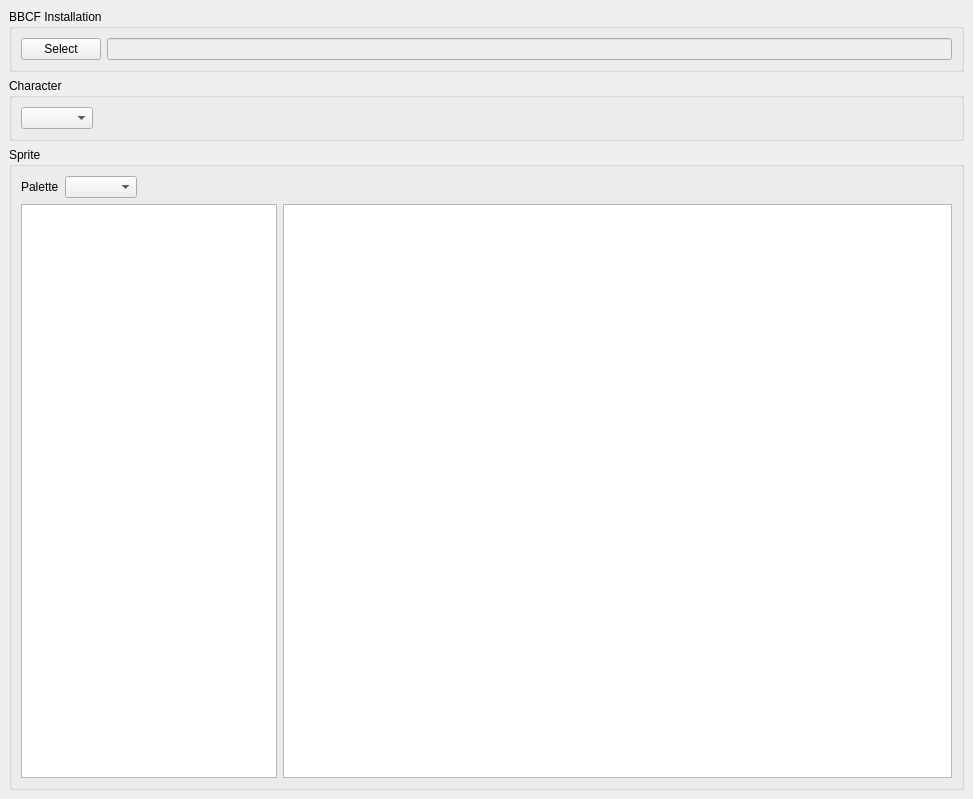
Above: bbsed/ui/mainwindow.ui from slacknate/bbsed before the change. Below: the same form after it.
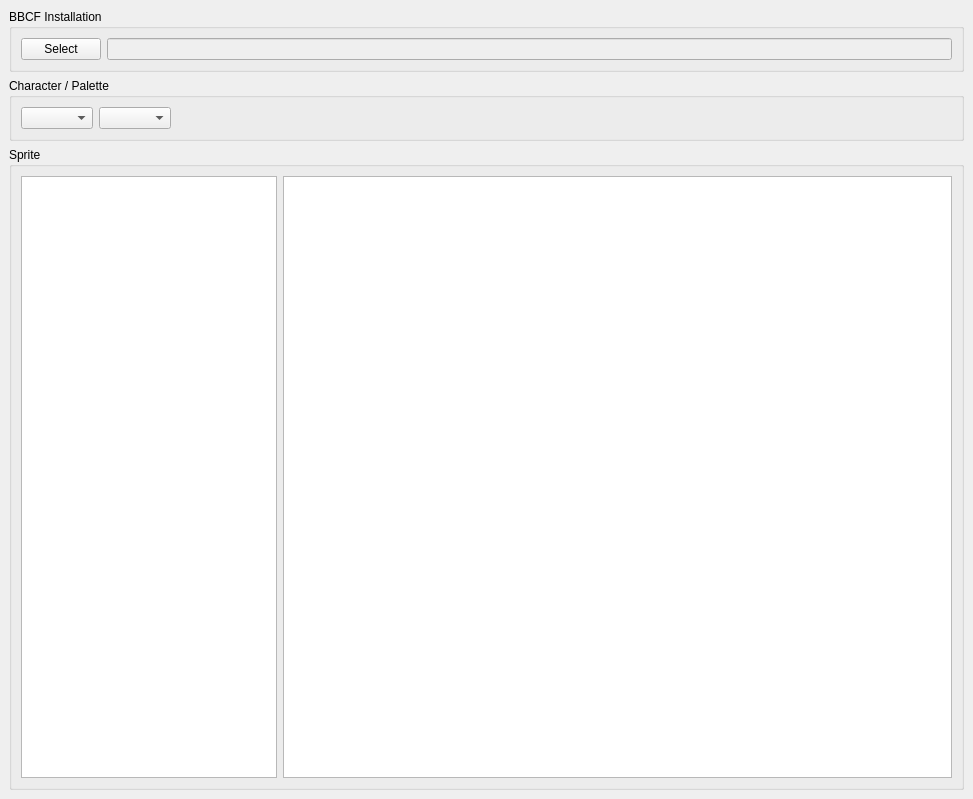
That is the form after the change.

Commit message:
[mainwindow] slight cleanup of UI
 - move the palette selector out of the sprite groupbox
 - this makes more sense to be with the character select and now we
   can avoid having the only label being for the palette select

Patch:
```diff
--- a/bbsed/ui/mainwindow.ui
+++ b/bbsed/ui/mainwindow.ui
@@ -41,12 +41,15 @@
     <item>
      <widget class="QGroupBox" name="groupBox_2">
       <property name="title">
-       <string>Character</string>
+       <string>Character / Palette</string>
       </property>
       <layout class="QHBoxLayout" name="horizontalLayout_2">
        <item>
         <widget class="QComboBox" name="char_select"/>
        </item>
+       <item>
+        <widget class="QComboBox" name="palette_select"/>
+       </item>
        <item>
         <spacer name="horizontalSpacer">
          <property name="orientation">
@@ -68,43 +71,8 @@
       <property name="title">
        <string>Sprite</string>
       </property>
-      <layout class="QVBoxLayout" name="verticalLayout_2">
-       <item>
         <layout class="QHBoxLayout" name="horizontalLayout_3">
          <item>
-          <widget class="QLabel" name="label">
-           <property name="sizePolicy">
-            <sizepolicy hsizetype="Minimum" vsizetype="Preferred">
-             <horstretch>0</horstretch>
-             <verstretch>0</verstretch>
-            </sizepolicy>
-           </property>
-           <property name="text">
-            <string>Palette</string>
-           </property>
-          </widget>
-         </item>
-         <item>
-          <widget class="QComboBox" name="palette_select"/>
-         </item>
-         <item>
-          <spacer name="horizontalSpacer_2">
-           <property name="orientation">
-            <enum>Qt::Horizontal</enum>
-           </property>
-           <property name="sizeHint" stdset="0">
-            <size>
-             <width>40</width>
-             <height>20</height>
-            </size>
-           </property>
-          </spacer>
-         </item>
-        </layout>
-       </item>
-       <item>
-        <layout class="QHBoxLayout" name="horizontalLayout_4">
-         <item>
           <widget class="QListWidget" name="file_list">
            <property name="sizePolicy">
             <sizepolicy hsizetype="Minimum" vsizetype="Expanding">
@@ -122,8 +90,6 @@
          </item>
          <item>
           <widget class="QGraphicsView" name="sprite_preview"/>
-         </item>
-        </layout>
        </item>
       </layout>
      </widget>
```
Left out of the diff: 4 changed lines with no effect on the pictures. Lines whose indentation alone changed are shown as unchanged. The commit also changes 1 other file.
